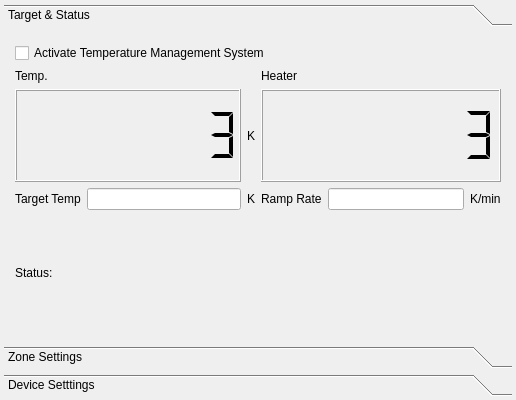
This is modules/tempcontrol/tempmanagerform.ui in northriv/KAME as Qt 5 draws it before an edit. The edited form follows.
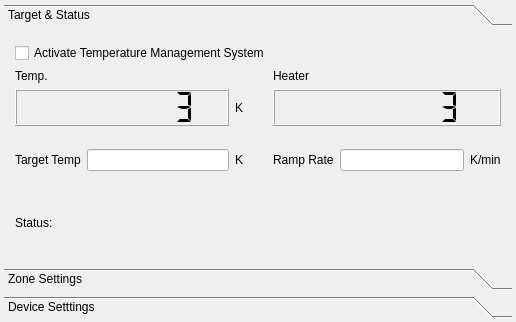
This is the edited form. The open tabs and pages were chosen to show the change.

Diff of the .ui file:
```diff
--- a/modules/tempcontrol/tempmanagerform.ui
+++ b/modules/tempcontrol/tempmanagerform.ui
@@ -7,7 +7,7 @@
     <x>0</x>
     <y>0</y>
     <width>516</width>
-    <height>400</height>
+    <height>322</height>
    </rect>
   </property>
   <property name="sizePolicy">
@@ -68,7 +68,7 @@
          <x>0</x>
          <y>0</y>
          <width>508</width>
-         <height>290</height>
+         <height>212</height>
         </rect>
        </property>
        <property name="sizePolicy">
@@ -96,6 +96,9 @@
         </item>
         <item>
          <layout class="QHBoxLayout" name="horizontalLayout">
+          <property name="spacing">
+           <number>30</number>
+          </property>
           <item>
            <layout class="QVBoxLayout" name="verticalLayout_2">
             <item>
@@ -119,7 +122,7 @@
               <item>
                <widget class="QLCDNumber" name="m_lcdTemp">
                 <property name="sizePolicy">
-                 <sizepolicy hsizetype="Minimum" vsizetype="Expanding">
+                 <sizepolicy hsizetype="Minimum" vsizetype="Preferred">
                   <horstretch>0</horstretch>
                   <verstretch>0</verstretch>
                  </sizepolicy>
@@ -197,7 +200,7 @@
             <item>
              <widget class="QLCDNumber" name="m_lcdHeater">
               <property name="sizePolicy">
-               <sizepolicy hsizetype="Minimum" vsizetype="Expanding">
+               <sizepolicy hsizetype="Minimum" vsizetype="Preferred">
                 <horstretch>0</horstretch>
                 <verstretch>0</verstretch>
                </sizepolicy>
@@ -240,6 +243,9 @@
         </item>
         <item>
          <layout class="QHBoxLayout" name="horizontalLayout_4">
+          <property name="spacing">
+           <number>30</number>
+          </property>
           <item>
            <layout class="QHBoxLayout">
             <item>
@@ -323,7 +329,7 @@
         <item>
          <widget class="QLabel" name="m_lblStatus">
           <property name="sizePolicy">
-           <sizepolicy hsizetype="Preferred" vsizetype="Expanding">
+           <sizepolicy hsizetype="Preferred" vsizetype="Preferred">
             <horstretch>0</horstretch>
             <verstretch>0</verstretch>
            </sizepolicy>
@@ -332,7 +338,7 @@
            <string>Status:</string>
           </property>
           <property name="wordWrap">
-           <bool>false</bool>
+           <bool>true</bool>
           </property>
          </widget>
         </item>
```
Left out of the diff: 7 changed lines with no effect on the pictures.
